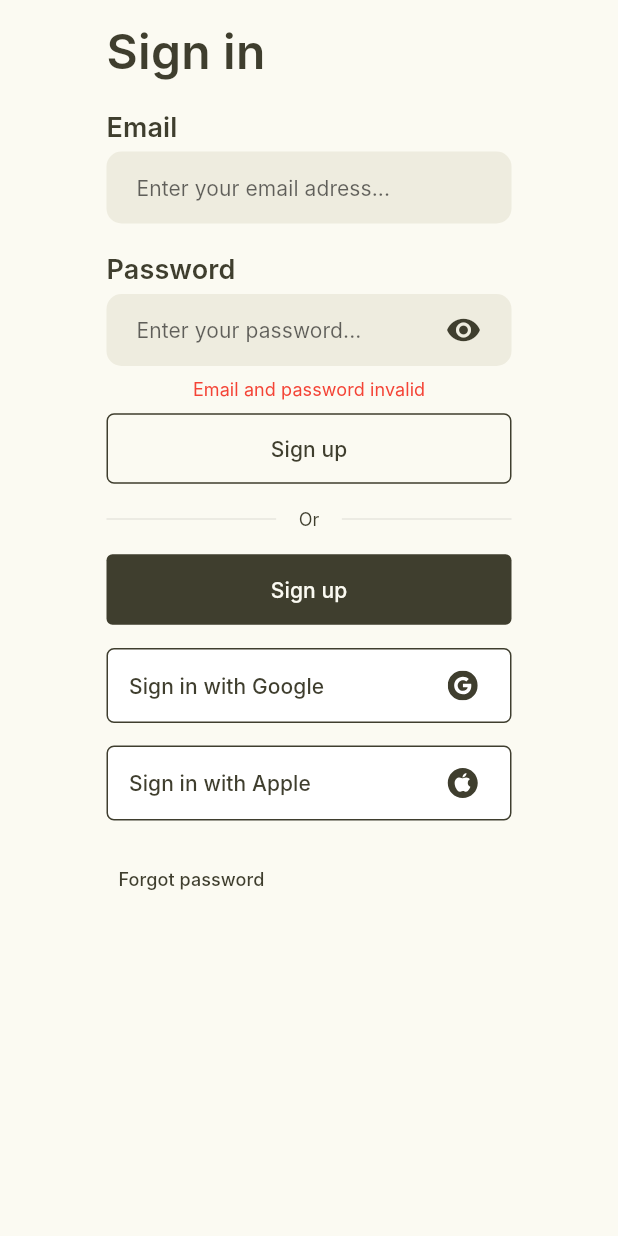
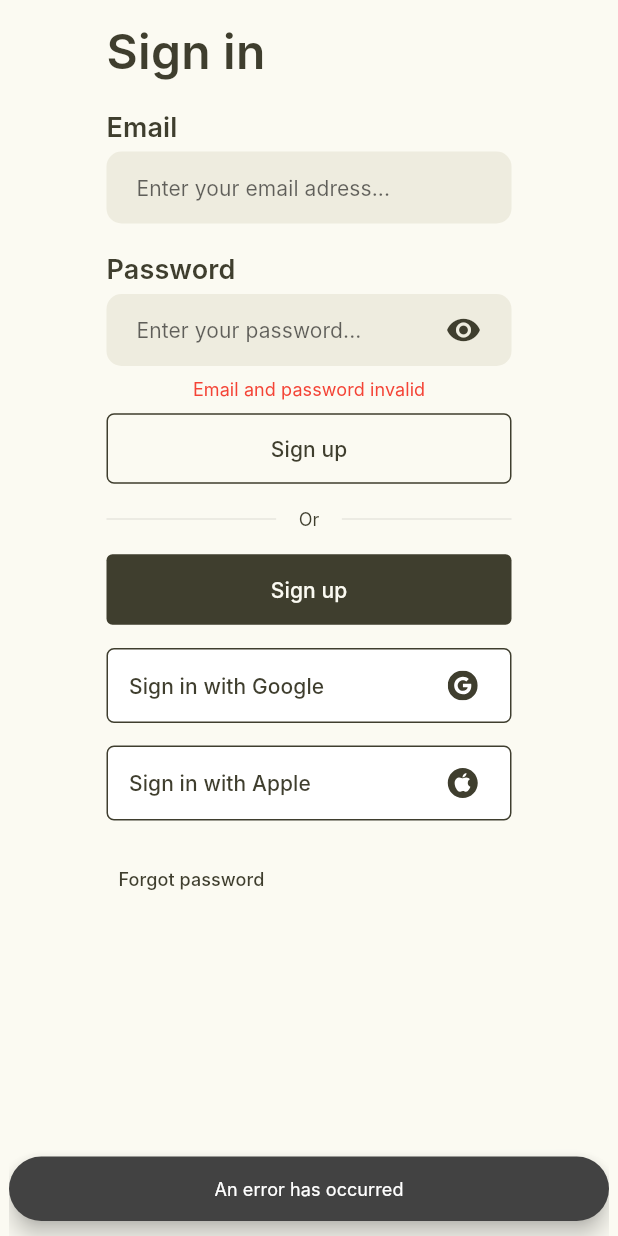
Before and after one commit to Alwein/octonote, a Flutter app: the screen it shows after launch, after a tap on "Sign up", after a tap on "Sign in with Apple", on a phone screen of 412 x 824 dp. Run offline on Flutter 3.47's test engine with Material 2 defaults, Android fonts, the phone set to English and light mode, and no system bars; drawn by our look-alikes of auto_size_text; our stand-ins replace bloc, dartz, easy_localization, firebase_auth, firebase_core, flutter_bloc and 6 more; accounts and stored records are empty; Roboto replaces fonts that are missing (Inter).

Commit message:
add error handling in UI, modify AppBloc

```diff
--- a/assets/translations/en.json
+++ b/assets/translations/en.json
@@ -38,5 +38,26 @@
     "sign_up_page": {
         "sign_up_title": "Sign up",
         "sign_up_button": "Sign up"
+    },
+    "auth_error": {
+        "cancelledByUser": "",
+        "serverError": "An error has occurred",
+        "emailAlreadyInUse": "This email address is already associated with another account",
+        "invalidEmail": "Email address is not valid",
+        "operationNotAllowed": "Operation not allowed",
+        "userDisabled": "This user account has been deactivated",
+        "weakPassword": "The password used is too weak",
+        "wrongIosVersion": "The version of IOS used is not compatible",
+        "logoutFailure": "",
+        "invalidPasswordAndEmailCombination": "Invalid password and email combination",
+        "userMismatch": "User mismatch",
+        "userNotFound": "User not found",
+        "invalidCredential": "Invalid credentials",
+        "wrongPassword": "wrong password",
+        "credentialAlreadyInUse": "This account is already in use by another user",
+        "providerAlreadyLinked": "This account has already been linked"
+    },
+    "auth_success": {
+        "send_email_verification_snackbar_text": "An email has been sent to you to retrieve your password"
     }
 }
--- a/lib/locator.dart
+++ b/lib/locator.dart
@@ -19,7 +19,11 @@ void init() {
   // app
   getIt.registerLazySingleton<AppService>(() => AppServiceImpl());
   getIt.registerFactory<AppBloc>(
-    () => AppBloc(authenticationRepository: getIt<AuthenticationRepository>()),
+    () => AppBloc(
+      getUser: getIt<GetUser>(),
+      logOut: getIt<LogOut>(),
+      getCurrentUser: getIt<GetCurrentUser>(),
+    ),
   );
   // repositories
   getIt.registerLazySingleton<NotePageRepository>(() => NotePageRepositoryHive());
@@ -47,7 +51,7 @@ void init() {
     ),
   );
 
-  getIt.registerFactory<GetUser>(() => GetUser(getIt<AuthenticationRepository>()));
+  getIt.registerLazySingleton<GetUser>(() => GetUser(getIt<AuthenticationRepository>()));
   getIt.registerFactory<GetCurrentUser>(() => GetCurrentUser(getIt<AuthenticationRepository>()));
   getIt.registerFactory<LogInWithEmailAndPassword>(
     () => LogInWithEmailAndPassword(getIt<AuthenticationRepository>()),
--- a/lib/presentation/app/bloc/app_bloc.dart
+++ b/lib/presentation/app/bloc/app_bloc.dart
@@ -4,29 +4,33 @@ import 'package:bloc/bloc.dart';
 import 'package:flutter/foundation.dart';
 import 'package:freezed_annotation/freezed_annotation.dart';
 import 'package:octonote/domain/models/octo_user/octo_user.dart';
-import 'package:octonote/domain/repositories/authentication/authentication_repository.dart';
+import 'package:octonote/domain/usecases/authentication/auth_usecases.dart';
 
 part 'app_bloc.freezed.dart';
 part 'app_event.dart';
 part 'app_state.dart';
 
 class AppBloc extends Bloc<AppEvent, AppState> {
-  AppBloc({required AuthenticationRepository authenticationRepository})
-      : _authenticationRepository = authenticationRepository,
+  AppBloc({
+    required GetUser getUser,
+    required LogOut logOut,
+    required GetCurrentUser getCurrentUser,
+  })  : _userStream = getUser(),
+        _logOut = logOut,
         super(
-          authenticationRepository.currentUser.isNotEmpty
-              ? _Authenticated(user: authenticationRepository.currentUser)
+          getCurrentUser().isNotEmpty
+              ? _Authenticated(user: getCurrentUser())
               : const _Unauthenticated(),
         ) {
-    _userSubscription = _authenticationRepository.user.listen(_onUserChanged);
-    on<_AppUserChanged>(_onUserChangedToState);
-    on<_AppLogoutRequested>(_onLogoutRequestedToState);
+    _userSubscription = _userStream.listen(_userChanged);
+    on<_AppUserChanged>(_onUserChanged);
+    on<_AppLogoutRequested>(_onLogoutRequested);
   }
-
-  final AuthenticationRepository _authenticationRepository;
+  final Stream<OctoUser> _userStream;
+  final LogOut _logOut;
   late final StreamSubscription<OctoUser> _userSubscription;
 
-  void _onUserChanged(OctoUser user) => add(AppEvent.appUserChanged(user: user));
+  void _userChanged(OctoUser user) => add(AppEvent.appUserChanged(user: user));
 
   @override
   Future<void> close() {
@@ -34,7 +38,7 @@ class AppBloc extends Bloc<AppEvent, AppState> {
     return super.close();
   }
 
-  FutureOr<void> _onUserChangedToState(_AppUserChanged event, Emitter<AppState> emit) {
+  FutureOr<void> _onUserChanged(_AppUserChanged event, Emitter<AppState> emit) {
     if (event.user.isNotEmpty) {
       emit(AppState.authenticated(user: event.user));
     } else if (event.user != state.user) {
@@ -42,7 +46,7 @@ class AppBloc extends Bloc<AppEvent, AppState> {
     }
   }
 
-  FutureOr<void> _onLogoutRequestedToState(_AppLogoutRequested event, Emitter<AppState> emit) {
-    unawaited(_authenticationRepository.logOut());
+  FutureOr<void> _onLogoutRequested(_AppLogoutRequested event, Emitter<AppState> emit) {
+    unawaited(_logOut());
   }
 }
--- a/lib/presentation/app/routes/app_routes.dart
+++ b/lib/presentation/app/routes/app_routes.dart
@@ -21,6 +21,7 @@ class AppRouterDelegate extends RouterDelegate
         return Navigator(
           key: navigatorKey,
           onGenerateRoute: (routeSettings) {
+            // FIXME: Pages, do not use onGenerate route
             return MaterialPageRoute(
               builder: (context) => state.map(
                 unauthenticated: (_) => AuthView(key: _loginKey),
--- a/lib/presentation/auth/bloc/auth_bloc.dart
+++ b/lib/presentation/auth/bloc/auth_bloc.dart
@@ -149,6 +149,11 @@ class AuthStatus with _$AuthStatus {
   const factory AuthStatus.error({required AuthFailure authFailure}) = _AuthError;
 }
 
+extension AuthStatusEx on AuthStatus {
+  bool get isError => this is _AuthError;
+  bool get isLoading => this is _AuthLoadInProgress;
+}
+
 @freezed
 class AuthView with _$AuthView {
   const factory AuthView.signIn() = SignIn;
--- a/lib/presentation/auth/view/auth_view.dart
+++ b/lib/presentation/auth/view/auth_view.dart
@@ -1,3 +1,4 @@
+import 'package:easy_localization/easy_localization.dart';
 import 'package:flutter/material.dart';
 import 'package:flutter_bloc/flutter_bloc.dart';
 import 'package:octonote/application/utils/breakpoints.dart';
@@ -5,6 +6,7 @@ import 'package:octonote/locator.dart' as sl;
 import 'package:octonote/presentation/auth/bloc/auth_bloc.dart';
 import 'package:octonote/presentation/auth/pages/welcome/welcome_view.dart';
 import 'package:octonote/presentation/auth/router/auth_router.dart';
+import 'package:octonote/presentation/widgets/octo_snackbar.dart';
 
 class AuthView extends StatelessWidget {
   const AuthView({Key? key}) : super(key: key);
@@ -14,9 +16,11 @@ class AuthView extends StatelessWidget {
     return BlocProvider(
       create: (context) => sl.getIt<AuthBloc>(),
       child: Scaffold(
-        body: getSize(context).isGreatherThanMobile
-            ? const DesktopAuthView()
-            : const MobileAuthView(),
+        body: AuthSnackbarManager(
+          child: getSize(context).isGreatherThanMobile
+              ? const DesktopAuthView()
+              : const MobileAuthView(),
+        ),
       ),
     );
   }
@@ -55,3 +59,46 @@ class DesktopAuthView extends StatelessWidget {
     );
   }
 }
+
+class AuthSnackbarManager extends StatelessWidget {
+  const AuthSnackbarManager({Key? key, this.child}) : super(key: key);
+  final Widget? child;
+
+  @override
+  Widget build(BuildContext context) {
+    return BlocListener<AuthBloc, AuthState>(
+      listenWhen: (previous, current) => previous.authStatus != current.authStatus,
+      listener: (context, state) {
+        state.authStatus.mapOrNull(
+          error: (state) {
+            state.authFailure.mapOrNull(
+              cancelledByUser: (_) {},
+              serverError: (_) => showSnackbar(context, tr('auth_error.serverError')),
+              emailAlreadyInUse: (_) => showSnackbar(context, tr('auth_error.emailAlreadyInUse')),
+              invalidEmail: (_) => showSnackbar(context, tr('auth_error.invalidEmail')),
+              operationNotAllowed: (_) =>
+                  showSnackbar(context, tr('auth_error.operationNotAllowed')),
+              userDisabled: (_) => showSnackbar(context, tr('auth_error.userDisabled')),
+              weakPassword: (_) => showSnackbar(context, tr('auth_error.weakPassword')),
+              wrongIosVersion: (_) => showSnackbar(context, tr('auth_error.wrongIosVersion')),
+              logoutFailure: (_) => showSnackbar(context, tr('auth_error.logoutFailure')),
+              invalidPasswordAndEmailCombination: (_) => showSnackbar(
+                context,
+                tr('auth_error.invalidPasswordAndEmailCombination'),
+              ),
+              userMismatch: (_) => showSnackbar(context, tr('auth_error.userMismatch')),
+              userNotFound: (_) => showSnackbar(context, tr('auth_error.userNotFound')),
+              invalidCredential: (_) => showSnackbar(context, tr('auth_error.invalidCredential')),
+              wrongPassword: (_) => showSnackbar(context, tr('auth_error.wrongPassword')),
+              credentialAlreadyInUse: (_) =>
+                  showSnackbar(context, tr('auth_error.credentialAlreadyInUse')),
+              providerAlreadyLinked: (_) =>
+                  showSnackbar(context, tr('auth_error.providerAlreadyLinked')),
+            );
+          },
+        );
+      },
+      child: child,
+    );
+  }
+}
--- /dev/null
+++ b/lib/presentation/widgets/octo_snackbar.dart
@@ -0,0 +1,26 @@
+import 'package:auto_size_text/auto_size_text.dart';
+import 'package:flutter/material.dart';
+
+void showSnackbar(BuildContext context, String content) {
+  ScaffoldMessenger.of(context)
+      .showSnackBar(CustomSnackBar.defaultSnackbar(context, content: content));
+}
+
+class CustomSnackBar {
+  static SnackBar defaultSnackbar(BuildContext context, {required String content}) {
+    return SnackBar(
+      width: 400,
+      backgroundColor: Colors.grey[800],
+      shape: RoundedRectangleBorder(
+        borderRadius: BorderRadius.circular(24),
+      ),
+      behavior: SnackBarBehavior.floating,
+      content: AutoSizeText(
+        content,
+        maxLines: 3,
+        style: Theme.of(context).textTheme.bodyMedium!.copyWith(color: Colors.white),
+        textAlign: TextAlign.center,
+      ),
+    );
+  }
+}
```
Also changed, not shown: assets/translations/fr.json (+21 -0 lines), lib/data/firebase/auth/firebase_authentication_repository.dart (+16 -0 lines), lib/presentation/auth/pages/sign_in/view/sign_in_view.dart (+5 -2 lines), lib/presentation/auth/router/auth_router.dart (+57 -1 lines), lib/presentation/widgets/loading.dart (+7 -3 lines).
